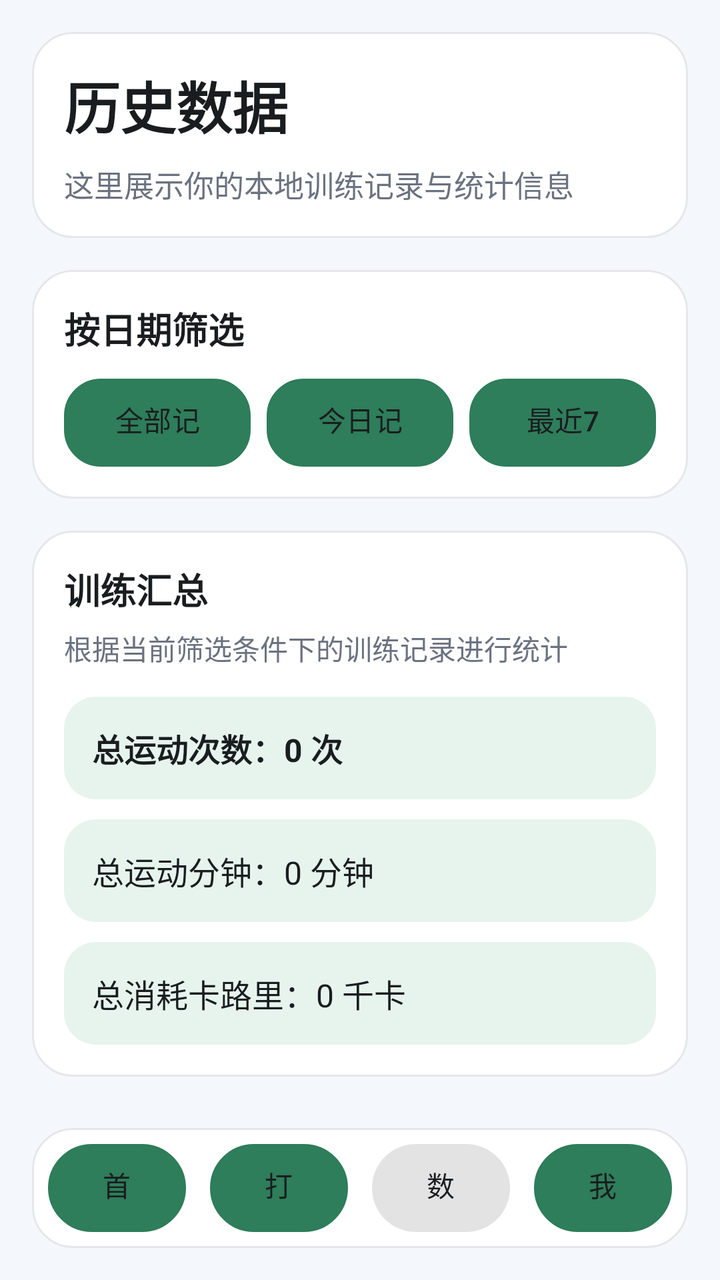
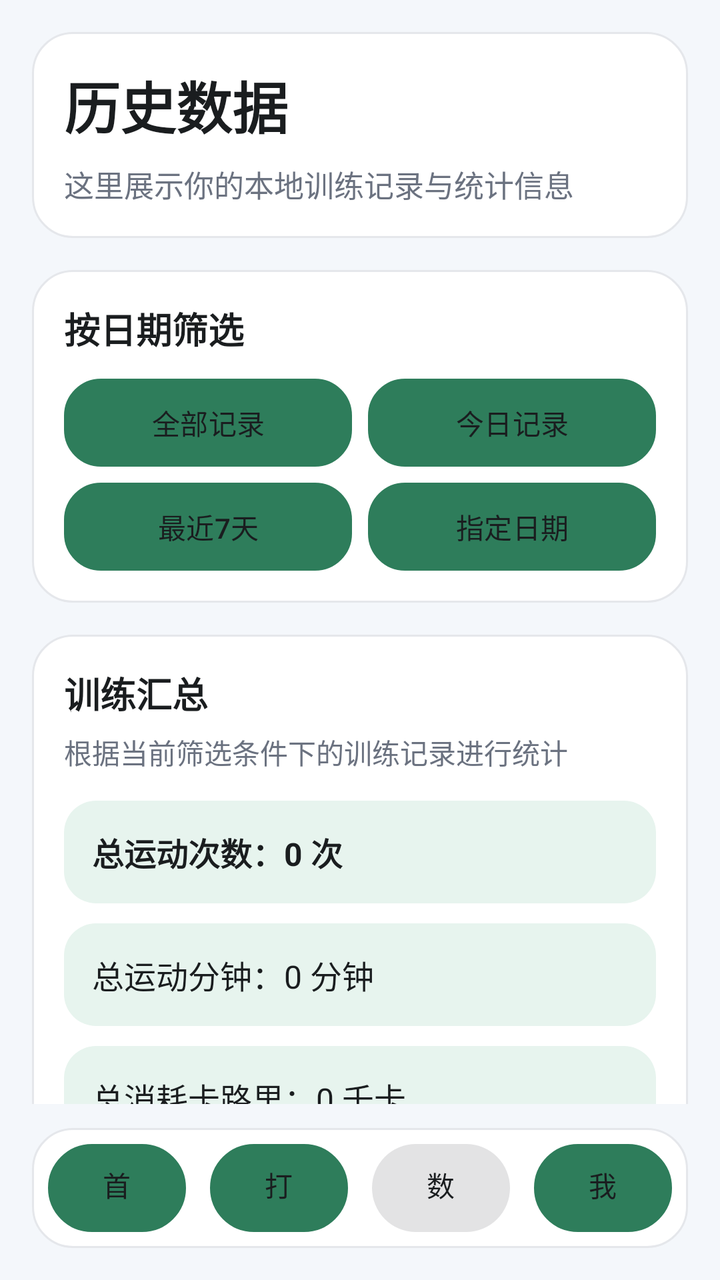

Two renders of the same Android screen: before a commit and after it. Below are the layout's source before the change and the commit's diff.
<!-- AndroidManifest.xml: application theme Theme.FitnessCheckInApp -->
<!-- res/layout/activity_data.xml -->
<?xml version="1.0" encoding="utf-8"?>
<LinearLayout xmlns:android="http://schemas.android.com/apk/res/android"
    android:layout_width="match_parent"
    android:layout_height="match_parent"
    android:background="@color/app_background"
    android:orientation="vertical"
    android:padding="16dp">

    <androidx.core.widget.NestedScrollView
        android:layout_width="match_parent"
        android:layout_height="0dp"
        android:layout_weight="1"
        android:clipToPadding="false"
        android:fillViewport="true">

        <LinearLayout
            android:layout_width="match_parent"
            android:layout_height="wrap_content"
            android:orientation="vertical">

            <LinearLayout
                android:layout_width="match_parent"
                android:layout_height="wrap_content"
                android:background="@drawable/bg_card"
                android:orientation="vertical">

                <TextView
                    android:layout_width="wrap_content"
                    android:layout_height="wrap_content"
                    android:text="@string/data_title"
                    android:textColor="@color/text_primary"
                    android:textSize="28sp"
                    android:textStyle="bold" />

                <TextView
                    android:layout_width="wrap_content"
                    android:layout_height="wrap_content"
                    android:layout_marginTop="8dp"
                    android:text="@string/data_desc"
                    android:textColor="@color/text_secondary"
                    android:textSize="15sp" />
            </LinearLayout>

            <LinearLayout
                android:layout_width="match_parent"
                android:layout_height="wrap_content"
                android:layout_marginTop="16dp"
                android:background="@drawable/bg_card"
                android:orientation="vertical">

                <TextView
                    android:layout_width="wrap_content"
                    android:layout_height="wrap_content"
                    android:text="@string/data_filter_title"
                    android:textColor="@color/text_primary"
                    android:textSize="18sp"
                    android:textStyle="bold" />

                <LinearLayout
                    android:layout_width="match_parent"
                    android:layout_height="wrap_content"
                    android:layout_marginTop="12dp"
                    android:orientation="horizontal">

                    <Button
                        android:id="@+id/btnFilterAll"
                        android:layout_width="0dp"
                        android:layout_height="44dp"
                        android:layout_weight="1"
                        android:background="@drawable/bg_button_secondary"
                        android:text="@string/filter_all"
                        android:textColor="@color/text_primary"
                        android:textSize="14sp" />

                    <Button
                        android:id="@+id/btnFilterToday"
                        android:layout_width="0dp"
                        android:layout_height="44dp"
                        android:layout_marginStart="8dp"
                        android:layout_weight="1"
                        android:background="@drawable/bg_button_secondary"
                        android:text="@string/filter_today"
                        android:textColor="@color/text_primary"
                        android:textSize="14sp" />

                    <Button
                        android:id="@+id/btnFilterLast7Days"
                        android:layout_width="0dp"
                        android:layout_height="44dp"
                        android:layout_marginStart="8dp"
                        android:layout_weight="1"
                        android:background="@drawable/bg_button_secondary"
                        android:text="@string/filter_last_7_days"
                        android:textColor="@color/text_primary"
                        android:textSize="14sp" />
                </LinearLayout>
            </LinearLayout>

            <LinearLayout
                android:layout_width="match_parent"
                android:layout_height="wrap_content"
                android:layout_marginTop="16dp"
                android:background="@drawable/bg_card"
                android:orientation="vertical">

                <TextView
                    android:layout_width="wrap_content"
                    android:layout_height="wrap_content"
                    android:text="@string/data_summary_title"
                    android:textColor="@color/text_primary"
                    android:textSize="18sp"
                    android:textStyle="bold" />

                <TextView
                    android:layout_width="wrap_content"
                    android:layout_height="wrap_content"
                    android:layout_marginTop="6dp"
                    android:text="@string/data_summary_hint"
                    android:textColor="@color/text_secondary"
                    android:textSize="14sp" />

                <TextView
                    android:id="@+id/tvTotalCount"
                    android:layout_width="match_parent"
                    android:layout_height="wrap_content"
                    android:layout_marginTop="14dp"
                    android:background="@drawable/bg_highlight"
                    android:padding="14dp"
                    android:text="@string/summary_total_count_default"
                    android:textColor="@color/text_primary"
                    android:textSize="16sp"
                    android:textStyle="bold" />

                <TextView
                    android:id="@+id/tvTotalMinutes"
                    android:layout_width="match_parent"
                    android:layout_height="wrap_content"
                    android:layout_marginTop="10dp"
                    android:background="@drawable/bg_highlight"
                    android:padding="14dp"
                    android:text="@string/summary_total_minutes_default"
                    android:textColor="@color/text_primary"
                    android:textSize="16sp" />

                <TextView
                    android:id="@+id/tvTotalCalorie"
                    android:layout_width="match_parent"
                    android:layout_height="wrap_content"
                    android:layout_marginTop="10dp"
                    android:background="@drawable/bg_highlight"
                    android:padding="14dp"
                    android:text="@string/summary_total_calorie_default"
                    android:textColor="@color/text_primary"
                    android:textSize="16sp" />
            </LinearLayout>

            <LinearLayout
                android:layout_width="match_parent"
                android:layout_height="wrap_content"
                android:layout_marginTop="16dp"
                android:background="@drawable/bg_card"
                android:orientation="vertical">

                <TextView
                    android:layout_width="wrap_content"
                    android:layout_height="wrap_content"
                    android:text="@string/record_list_title"
                    android:textColor="@color/text_primary"
                    android:textSize="18sp"
                    android:textStyle="bold" />

                <TextView
                    android:layout_width="wrap_content"
                    android:layout_height="wrap_content"
                    android:layout_marginTop="6dp"
                    android:text="@string/data_record_hint"
                    android:textColor="@color/text_secondary"
                    android:textSize="14sp" />

                <TextView
                    android:id="@+id/tvEmptyView"
                    android:layout_width="match_parent"
                    android:layout_height="300dp"
                    android:gravity="center"
                    android:text="@string/empty_record"
                    android:textColor="@color/text_secondary"
                    android:textSize="18sp"
                    android:visibility="gone" />

                <androidx.recyclerview.widget.RecyclerView
                    android:id="@+id/rvRecords"
                    android:layout_width="match_parent"
                    android:layout_height="300dp"
                    android:layout_marginTop="12dp"
                    android:clipToPadding="false"
                    android:nestedScrollingEnabled="true"
                    android:overScrollMode="ifContentScrolls"
                    android:paddingBottom="6dp" />
            </LinearLayout>
        </LinearLayout>
    </androidx.core.widget.NestedScrollView>

    <LinearLayout
        android:layout_width="match_parent"
        android:layout_height="wrap_content"
        android:layout_marginTop="12dp"
        android:background="@drawable/bg_card"
        android:gravity="center"
        android:orientation="horizontal"
        android:padding="8dp">

        <Button
            android:id="@+id/btnHome"
            android:layout_width="0dp"
            android:layout_height="44dp"
            android:layout_marginEnd="6dp"
            android:layout_weight="1"
            android:background="@drawable/bg_nav_button"
            android:text="@string/nav_home"
            android:textColor="@color/text_primary"
            android:textSize="14sp" />

        <Button
            android:id="@+id/btnCheckIn"
            android:layout_width="0dp"
            android:layout_height="44dp"
            android:layout_marginHorizontal="6dp"
            android:layout_weight="1"
            android:background="@drawable/bg_nav_button"
            android:text="@string/nav_check_in"
            android:textColor="@color/text_primary"
            android:textSize="14sp" />

        <Button
            android:id="@+id/btnData"
            android:layout_width="0dp"
            android:layout_height="44dp"
            android:layout_marginHorizontal="6dp"
            android:layout_weight="1"
            android:background="@drawable/bg_nav_button"
            android:enabled="false"
            android:text="@string/nav_data"
            android:textColor="@color/text_primary"
            android:textSize="14sp" />

        <Button
            android:id="@+id/btnMine"
            android:layout_width="0dp"
            android:layout_height="44dp"
            android:layout_marginStart="6dp"
            android:layout_weight="1"
            android:background="@drawable/bg_nav_button"
            android:text="@string/nav_mine"
            android:textColor="@color/text_primary"
            android:textSize="14sp" />
    </LinearLayout>

</LinearLayout>
<!-- resources referenced by this layout -->
<resources>
  <color name="app_background">#FFF4F7FB</color>
  <color name="text_primary">#FF1A1D1F</color>
  <color name="text_secondary">#FF6B7280</color>
  <!-- drawable bg_card (drawable) -->
  <?xml version="1.0" encoding="utf-8"?>
  <shape xmlns:android="http://schemas.android.com/apk/res/android">
      <solid android:color="@color/card_background" />
      <corners android:radius="20dp" />
      <stroke
          android:width="1dp"
          android:color="@color/divider" />
      <padding
          android:left="16dp"
          android:top="16dp"
          android:right="16dp"
          android:bottom="16dp" />
  </shape>
  <!-- drawable bg_highlight (drawable) -->
  <?xml version="1.0" encoding="utf-8"?>
  <shape xmlns:android="http://schemas.android.com/apk/res/android">
      <solid android:color="@color/secondary" />
      <corners android:radius="16dp" />
  </shape>
  <!-- drawable bg_nav_button (drawable) -->
  <?xml version="1.0" encoding="utf-8"?>
  <selector xmlns:android="http://schemas.android.com/apk/res/android">
      <item android:state_enabled="false">
          <shape>
              <solid android:color="@color/secondary_dark" />
              <corners android:radius="22dp" />
          </shape>
      </item>
      <item>
          <shape>
              <solid android:color="@color/white" />
              <corners android:radius="22dp" />
              <stroke
                  android:width="1dp"
                  android:color="@color/divider" />
          </shape>
      </item>
  </selector>
  <string name="data_desc">这里展示你的本地训练记录与统计信息</string>
  <string name="data_filter_title">按日期筛选</string>
  <string name="data_record_hint">以下为符合当前筛选条件的训练历史记录列表</string>
  <string name="data_summary_hint">根据当前筛选条件下的训练记录进行统计</string>
  <string name="data_summary_title">训练汇总</string>
  <string name="data_title">历史数据</string>
  <string name="empty_record">暂无运动记录</string>
  <string name="filter_all">全部记录</string>
  <string name="filter_last_7_days">最近7天</string>
  <string name="filter_today">今日记录</string>
  <string name="nav_check_in">打卡</string>
  <string name="nav_data">数据</string>
  <string name="nav_home">首页</string>
  <string name="nav_mine">我的</string>
  <string name="record_list_title">历史记录</string>
  <string name="summary_total_calorie_default">总消耗卡路里：0 千卡</string>
  <string name="summary_total_count_default">总运动次数：0 次</string>
  <string name="summary_total_minutes_default">总运动分钟：0 分钟</string>
  <style name="Theme.FitnessCheckInApp" parent="Base.Theme.FitnessCheckInApp" />
  <color name="divider">#FFE5E7EB</color>
  <color name="white">#FFFFFFFF</color>
  <color name="card_background">#FFFFFFFF</color>
  <color name="secondary">#FFE7F4EE</color>
  <color name="secondary_dark">#FFCDE7D9</color>
  <style name="Base.Theme.FitnessCheckInApp" parent="Theme.Material3.DayNight.NoActionBar">
          <item name="android:windowBackground">@color/app_background</item>
          <item name="colorPrimary">@color/primary</item>
          <item name="colorPrimaryContainer">@color/secondary</item>
          <item name="android:statusBarColor">@color/primary_dark</item>
          <item name="android:navigationBarColor">@color/white</item>
          <item name="android:textColorPrimary">@color/text_primary</item>
          <item name="android:textColorSecondary">@color/text_secondary</item>
      </style>
  <color name="primary">#FF2E7D5B</color>
  <color name="primary_dark">#FF1F5C42</color>
  <!-- unchanged entries left out for length: 1 -->
</resources>

<!-- the commit's change to res/layout/activity_data.xml (unified diff, before → after) -->
@@ -82,15 +82,32 @@
                         android:text="@string/filter_today"
                         android:textColor="@color/text_primary"
                         android:textSize="14sp" />
+                </LinearLayout>
+
+                <LinearLayout
+                    android:layout_width="match_parent"
+                    android:layout_height="wrap_content"
+                    android:layout_marginTop="8dp"
+                    android:orientation="horizontal">
 
                     <Button
                         android:id="@+id/btnFilterLast7Days"
                         android:layout_width="0dp"
                         android:layout_height="44dp"
+                        android:layout_weight="1"
+                        android:background="@drawable/bg_button_secondary"
+                        android:text="@string/filter_last_7_days"
+                        android:textColor="@color/text_primary"
+                        android:textSize="14sp" />
+
+                    <Button
+                        android:id="@+id/btnFilterDate"
+                        android:layout_width="0dp"
+                        android:layout_height="44dp"
                         android:layout_marginStart="8dp"
                         android:layout_weight="1"
                         android:background="@drawable/bg_button_secondary"
-                        android:text="@string/filter_last_7_days"
+                        android:text="@string/filter_specific_date"
                         android:textColor="@color/text_primary"
                         android:textSize="14sp" />
                 </LinearLayout>
<!-- resource entries referenced after the edit -->
@@ -51,6 +51,7 @@
   <string name="empty_record">暂无运动记录</string>
   <string name="filter_all">全部记录</string>
   <string name="filter_last_7_days">最近7天</string>
+  <string name="filter_specific_date">指定日期</string>
   <string name="filter_today">今日记录</string>
   <string name="nav_check_in">打卡</string>
   <string name="nav_data">数据</string>
